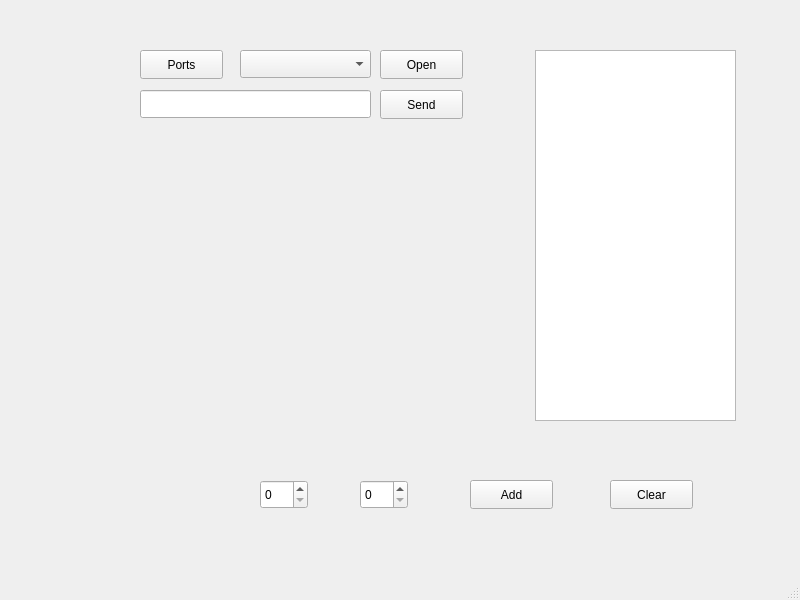
Before: the Qt Designer form Qt/untitled1/mainwindow.ui in egobun/project, drawn with Qt 5.
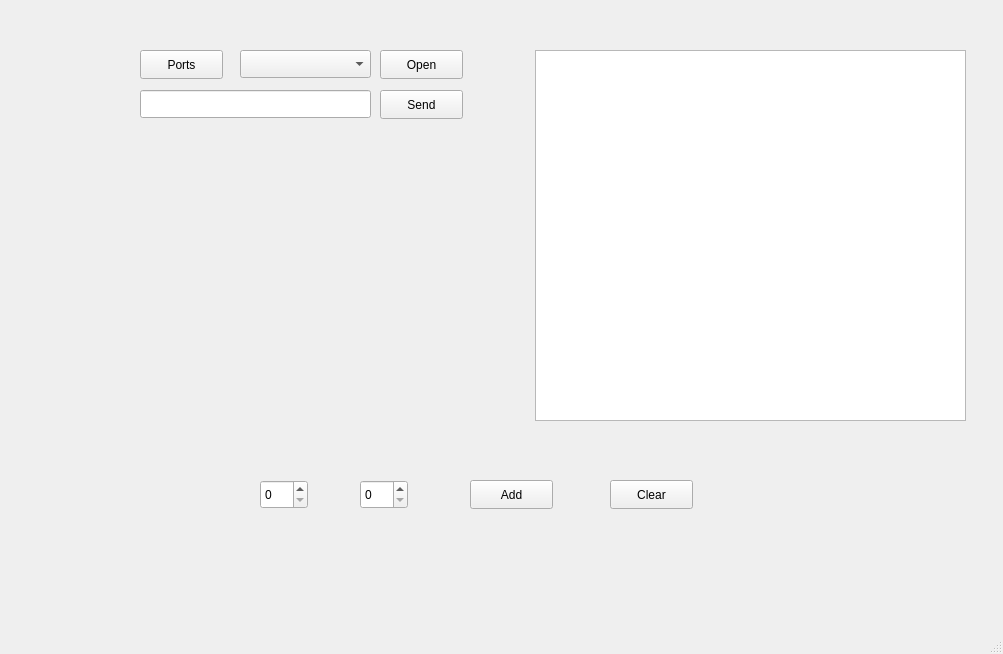
After: the same form once the commit is applied. Custom widgets are drawn as their Qt base class.

```diff
--- a/Qt/untitled1/mainwindow.ui
+++ b/Qt/untitled1/mainwindow.ui
@@ -6,8 +6,8 @@
    <rect>
     <x>0</x>
     <y>0</y>
-    <width>800</width>
-    <height>600</height>
+    <width>1003</width>
+    <height>654</height>
    </rect>
   </property>
   <property name="windowTitle">
@@ -17,10 +17,10 @@
    <widget class="QCustomPlot" name="plot" native="true">
     <property name="geometry">
      <rect>
-      <x>170</x>
-      <y>160</y>
-      <width>291</width>
-      <height>231</height>
+      <x>60</x>
+      <y>140</y>
+      <width>441</width>
+      <height>321</height>
      </rect>
     </property>
    </widget>
@@ -101,7 +101,7 @@
      <rect>
       <x>535</x>
       <y>50</y>
-      <width>201</width>
+      <width>431</width>
       <height>371</height>
      </rect>
     </property>
```
Left out of the diff: 2 changed lines with no effect on the pictures.
